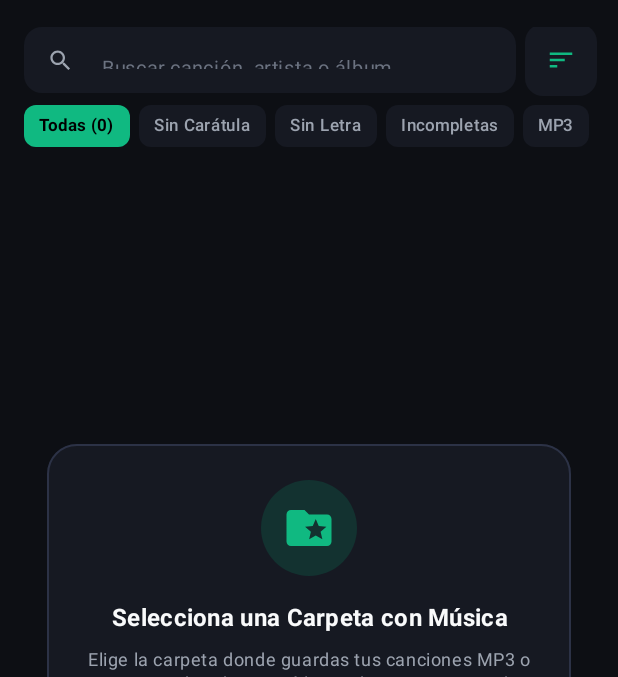
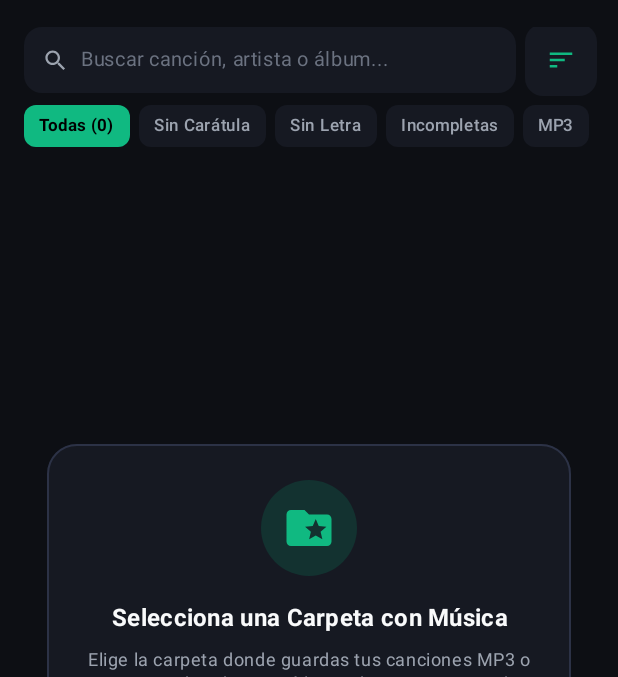
Before and after one commit to MGSCOfficial/Bach, an Android app built with Jetpack Compose: the screen it shows after launch (MainActivity), on a phone screen of 412 x 824 dp, the part 69-746 px from its top. Run offline under Robolectric (Android 15) with nearby library versions, the phone set to English and light mode, and no system bars; pictures from the network do not load.

Commit message:
feat(P01/P03): ensure pixel-perfect vertical centering and zero text clipping for search inputs

```diff
--- a/app/src/main/java/com/example/ui/screens/LibraryScreen.kt
+++ b/app/src/main/java/com/example/ui/screens/LibraryScreen.kt
@@ -15,6 +15,7 @@ import androidx.compose.foundation.lazy.items
 import androidx.compose.foundation.rememberScrollState
 import androidx.compose.foundation.shape.CircleShape
 import androidx.compose.foundation.shape.RoundedCornerShape
+import androidx.compose.foundation.text.BasicTextField
 import androidx.compose.material.icons.Icons
 import androidx.compose.material.icons.automirrored.filled.Sort
 import androidx.compose.material.icons.filled.*
@@ -25,7 +26,9 @@ import androidx.compose.ui.Modifier
 import androidx.compose.ui.draw.clip
 import androidx.compose.ui.graphics.Brush
 import androidx.compose.ui.graphics.Color
+import androidx.compose.ui.graphics.SolidColor
 import androidx.compose.ui.platform.testTag
+import androidx.compose.ui.text.TextStyle
 import androidx.compose.ui.text.font.FontWeight
 import androidx.compose.ui.text.style.TextAlign
 import androidx.compose.ui.unit.dp
@@ -234,33 +237,55 @@ fun LibraryScreen(
                 modifier = Modifier.fillMaxWidth(),
                 verticalAlignment = Alignment.CenterVertically
             ) {
-                TextField(
-                    value = libraryState.searchQuery,
-                    onValueChange = { viewModel.onSearchQueryChanged(it) },
+                Surface(
+                    shape = RoundedCornerShape(12.dp),
+                    color = StudioCardSurface,
                     modifier = Modifier
                         .weight(1f)
                         .height(44.dp)
-                        .testTag("library_search_input"),
-                    placeholder = {
-                        Text(
-                            text = "Buscar canción, artista o álbum...",
-                            fontSize = 13.sp,
-                            color = StudioTextMuted
-                        )
-                    },
-                    leadingIcon = {
+                ) {
+                    Row(
+                        modifier = Modifier
+                            .fillMaxSize()
+                            .padding(horizontal = 12.dp),
+                        verticalAlignment = Alignment.CenterVertically
+                    ) {
                         Icon(
                             imageVector = Icons.Default.Search,
                             contentDescription = null,
                             tint = StudioTextSecondary,
                             modifier = Modifier.size(18.dp)
                         )
-                    },
-                    trailingIcon = {
+                        Spacer(modifier = Modifier.width(8.dp))
+                        Box(
+                            modifier = Modifier.weight(1f),
+                            contentAlignment = Alignment.CenterStart
+                        ) {
+                            if (libraryState.searchQuery.isEmpty()) {
+                                Text(
+                                    text = "Buscar canción, artista o álbum...",
+                                    fontSize = 13.sp,
+                                    color = StudioTextMuted
+                                )
+                            }
+                            BasicTextField(
+                                value = libraryState.searchQuery,
+                                onValueChange = { viewModel.onSearchQueryChanged(it) },
+                                textStyle = TextStyle(
+                                    color = StudioTextPrimary,
+                                    fontSize = 13.sp
+                                ),
+                                singleLine = true,
+                                cursorBrush = SolidColor(EmeraldAccent),
+                                modifier = Modifier
+                                    .fillMaxWidth()
+                                    .testTag("library_search_input")
+                            )
+                        }
                         if (libraryState.searchQuery.isNotEmpty()) {
                             IconButton(
                                 onClick = { viewModel.onSearchQueryChanged("") },
-                                modifier = Modifier.size(28.dp)
+                                modifier = Modifier.size(24.dp)
                             ) {
                                 Icon(
                                     imageVector = Icons.Default.Clear,
@@ -270,18 +295,8 @@ fun LibraryScreen(
                                 )
                             }
                         }
-                    },
-                    shape = RoundedCornerShape(12.dp),
-                    colors = TextFieldDefaults.colors(
-                        focusedContainerColor = StudioCardSurface,
-                        unfocusedContainerColor = StudioCardSurface,
-                        focusedTextColor = StudioTextPrimary,
-                        unfocusedTextColor = StudioTextPrimary,
-                        focusedIndicatorColor = Color.Transparent,
-                        unfocusedIndicatorColor = Color.Transparent
-                    ),
-                    singleLine = true
-                )
+                    }
+                }
 
                 Spacer(modifier = Modifier.width(8.dp))
 
```
Also changed, not shown: app/src/main/java/com/example/ui/components/OnlineSearchResultsSheet.kt (+48 -33 lines).
